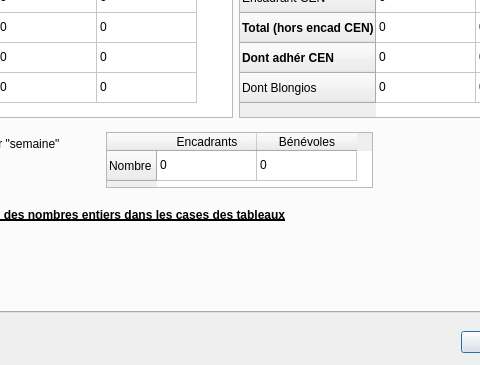
Old version of the form ui_bdtravaux_sortie.ui in the repository VincentD/bdtravaux; both pictures show x 167 to 647 and y 326 to 691 of the 812 by 691 pixel window.
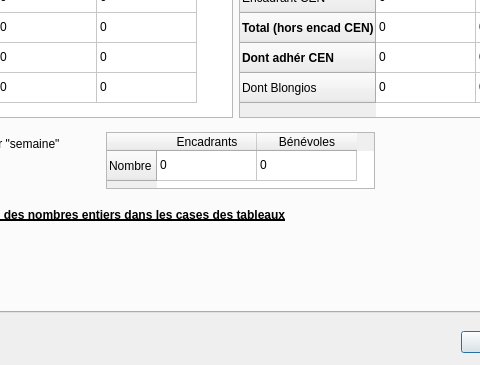
New version of the form. The open tabs and pages were chosen to show the change.

Commit message: Issue #80 : items des QTableWidgets du tab "chantiers de volontaires" détruits par la fonction "reinitialiser". Au lieu 'd'un "clearContents" sur chaque QTableWidget, j'ai bouclé sur chaque QTbaleWidgetItem et ai assigné "0" au texte. Autre amélioration :  Après avoir appuyé sur le bouton "OK" dans le module "sortie", on revient dorénavant toujours à la première page du QTabWidget.

Patch:
```diff
--- a/ui_bdtravaux_sortie.ui
+++ b/ui_bdtravaux_sortie.ui
@@ -921,8 +921,8 @@
       <rect>
        <x>256</x>
        <y>427</y>
-       <width>267</width>
-       <height>56</height>
+       <width>269</width>
+       <height>57</height>
       </rect>
      </property>
      <row>
```
Left out of the diff: 2 changed lines with no effect on the pictures. The commit also changes 5 other files.
